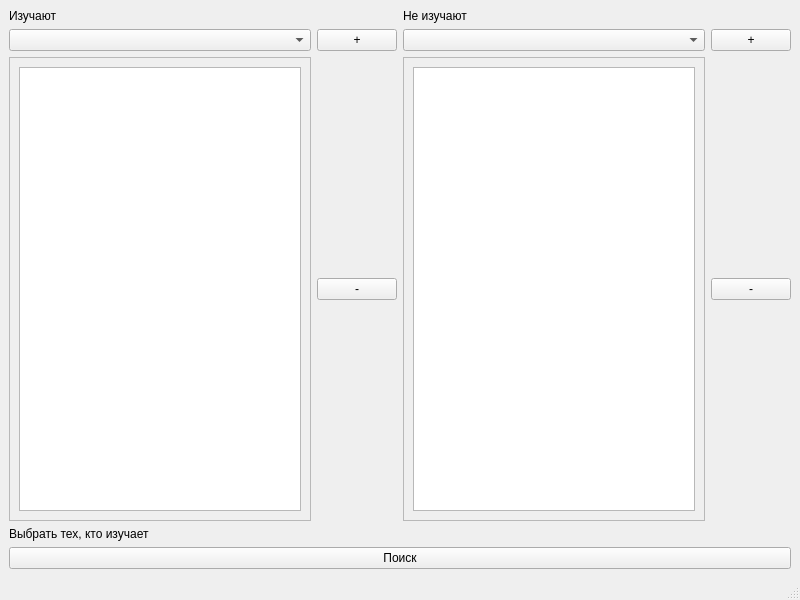
First picture: the form in task4/Task4/ui/view/filterwindow/filterwindow.ui, repository 123abc1920/ci, before the edit.
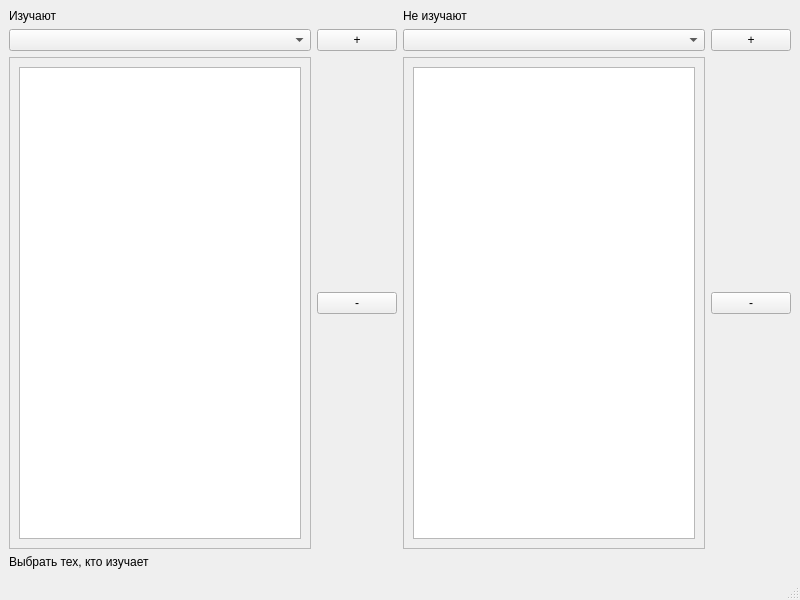
Second picture: the form after the edit.

Commit message: feat: remove search btn from filter windows

What changed in the file:
```diff
--- a/task4/Task4/ui/view/filterwindow/filterwindow.ui
+++ b/task4/Task4/ui/view/filterwindow/filterwindow.ui
@@ -58,7 +58,7 @@
                  <x>0</x>
                  <y>0</y>
                  <width>277</width>
-                 <height>401</height>
+                 <height>436</height>
                 </rect>
                </property>
                <layout class="QVBoxLayout" name="verticalLayout">
@@ -95,7 +95,7 @@
                  <x>0</x>
                  <y>0</y>
                  <width>278</width>
-                 <height>401</height>
+                 <height>436</height>
                 </rect>
                </property>
                <layout class="QVBoxLayout" name="verticalLayout_4">
@@ -136,13 +136,6 @@
         </property>
        </widget>
       </item>
-      <item>
-       <widget class="QPushButton" name="searchBtn">
-        <property name="text">
-         <string>Поиск</string>
-        </property>
-       </widget>
-      </item>
      </layout>
     </item>
    </layout>
```
The commit also changes 5 other files.
